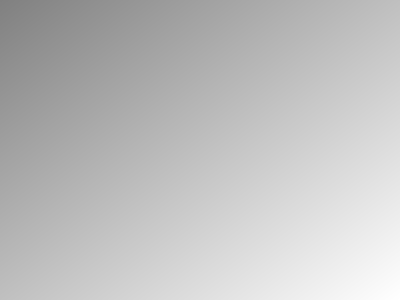
Old version of the form Tools/ToolTestLed/qttestledmodifydialog.ui in the repository richelbilderbeek/ProjectRichelBilderbeek.
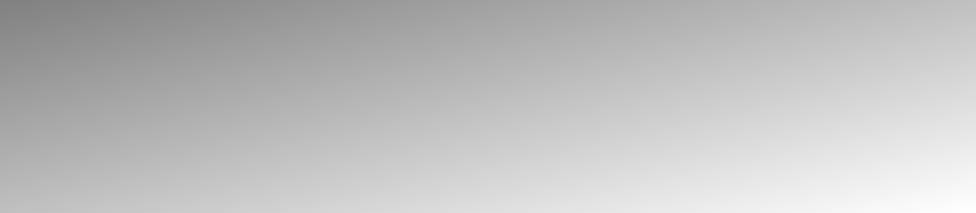
New version of the form.

```diff
--- a/Tools/ToolTestLed/qttestledmodifydialog.ui
+++ b/Tools/ToolTestLed/qttestledmodifydialog.ui
@@ -6,8 +6,8 @@
    <rect>
     <x>0</x>
     <y>0</y>
-    <width>400</width>
-    <height>300</height>
+    <width>976</width>
+    <height>213</height>
    </rect>
   </property>
   <property name="windowTitle">
```
